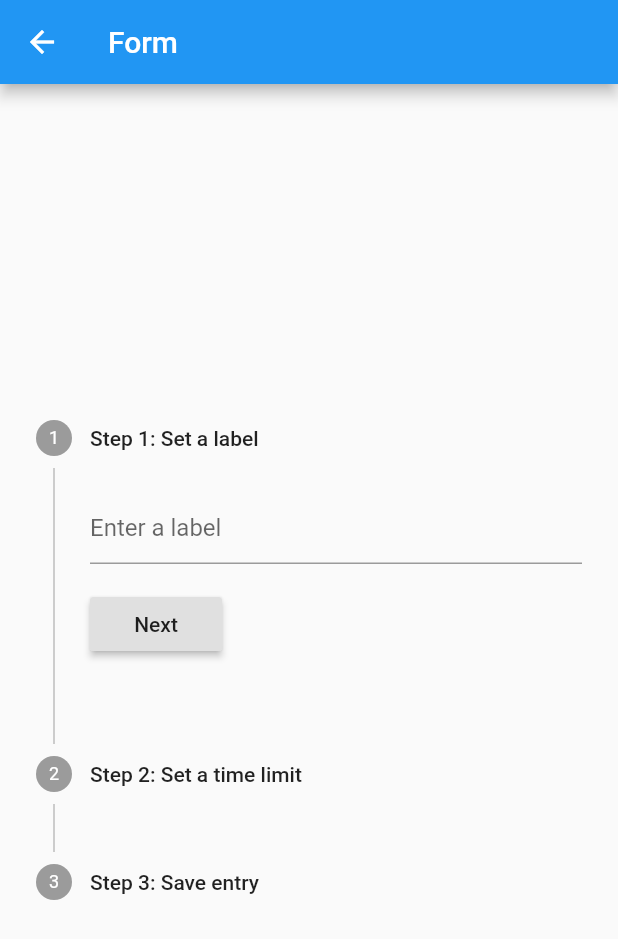
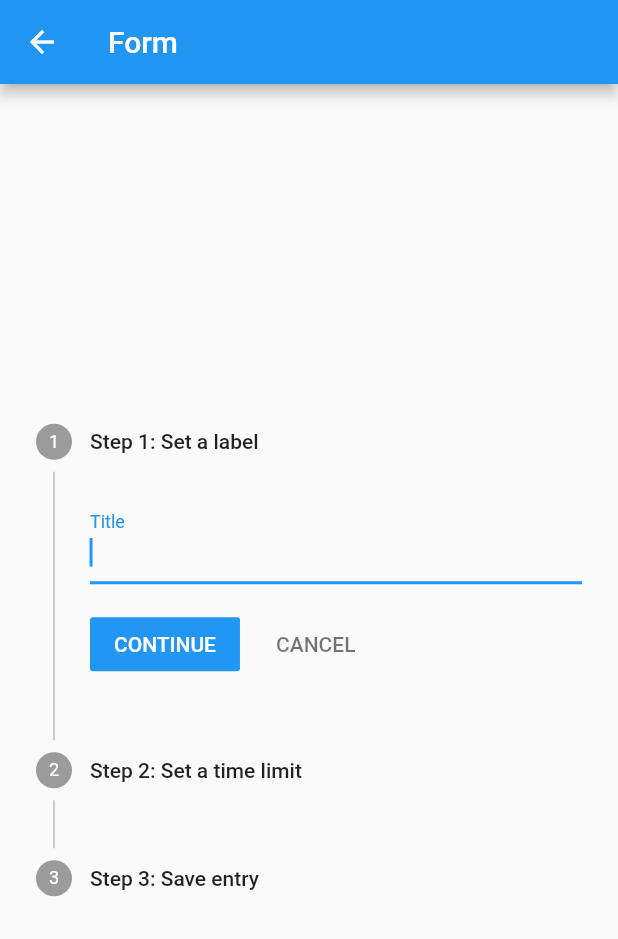
Before and after one commit to dalekatwork/app_lock, a Flutter app: the screen it shows after launch, after a tap on "Add App Timer", on a phone screen of 412 x 824 dp. Shown: the top 939 px of the screen. Run offline on Flutter 3.47's test engine with Material 2 defaults, Android fonts, the phone set to English and light mode, and no system bars; our stand-ins replace numberpicker, shared_preferences; statements that could not run were skipped.

```diff
--- /dev/null
+++ b/lib/createTimerForm/formElems/timer.dart
@@ -0,0 +1,71 @@
+import 'package:flutter/material.dart';
+import 'package:numberpicker/numberpicker.dart';
+
+class TimePicker extends StatefulWidget {
+  const TimePicker({
+    Key key,
+    this.title,
+    this.fetchValues,
+  }) : super(key: key);
+
+  final Function fetchValues;
+
+  // This widget is the home page of your application. It is stateful, meaning
+  // that it has a State object (defined below) that contains fields that affect
+  // how it looks.
+
+  // This class is the configuration for the state. It holds the values (in this
+  // case the title) provided by the parent (in this case the App widget) and
+  // used by the build method of the State. Fields in a Widget subclass are
+  // always marked "final".
+
+  final String title;
+
+  @override
+  _TimePicker createState() => _TimePicker();
+}
+
+class _TimePicker extends State<TimePicker> {
+  int _hourCounter = 0;
+  int _minuteCounter = 0;
+
+  @override
+  Widget build(BuildContext context) {
+    // This method is rerun every time setState is called, for instance as done
+    // by the _incrementCounter method above.
+    //
+    // The Flutter framework has been optimized to make rerunning build methods
+    // fast, so that you can just rebuild anything that needs updating rather
+    // than having to individually change instances of widgets.
+    return Row(children: <Widget>[
+      Row(children: <Widget>[
+        Column(
+          children: <Widget>[
+            NumberPicker.integer(
+                initialValue: _hourCounter,
+                minValue: 00,
+                maxValue: 24,
+                onChanged: (num newValue) {
+                  setState(() => _hourCounter = newValue as int);
+                  widget.fetchValues(_hourCounter, _minuteCounter);
+                }),
+            const Text('HH')
+          ],
+        ),
+        Column(
+          children: <Widget>[
+            NumberPicker.integer(
+                initialValue: _minuteCounter,
+                minValue: 00,
+                maxValue: 60,
+                onChanged: (num newValue) {
+                  setState(() => _minuteCounter = newValue as int);
+                  widget.fetchValues(_hourCounter, _minuteCounter);
+                }),
+            const Text('MM')
+          ],
+        ),
+      ]),
+    ]);
+  }
+}
--- a/lib/frontend/createTimerForm/steppers.dart
+++ b/lib/createTimerForm/steppers.dart
@@ -1,6 +1,7 @@
 import 'package:flutter/material.dart';
-import 'package:app_lock/frontend/createTimerForm/formElems/label.dart';
-import 'package:app_lock/frontend/createTimerForm/formElems/timer.dart';
+import 'package:app_lock/createTimerForm/formElems/timer.dart';
+
+import 'package:app_lock/entry.dart';
 
 class CreateTimerForm extends StatefulWidget {
   const CreateTimerForm({Key key, this.title}) : super(key: key);
@@ -23,6 +24,28 @@ class CreateTimerForm extends StatefulWidget {
 class _CreateTimerForm extends State {
   int _currentStep = 0;
   static const int _totalSteps = 3;
+  TextEditingController titleController;
+  int _hour = 0;
+  int _minute = 0;
+
+  @override
+  void initState() {
+    super.initState();
+  }
+
+  void _fetchValues(int newHour, int newMinute) {
+    setState(() {
+      _hour = newHour;
+      _minute = newMinute;
+    });
+  }
+
+  String _fetchDisplayTime() {
+    String displayTime = '';
+    displayTime += _hour > 9 ? '$_hour:' : '0$_hour:';
+    displayTime += _minute > 9 ? '$_minute' : '0$_minute';
+    return displayTime;
+  }
 
   void _nextStep() {
     setState(() {
@@ -39,17 +62,8 @@ class _CreateTimerForm extends State {
   }
 
   void _saveForm() {
-    // setState(() {
-    // This call to setState tells the Flutter framework that something has
-    // changed in this State, which causes it to rerun the build method below
-    // so that the display can reflect the updated values. If we changed
-    // _counter without calling setState(), then the build method would not be
-    // called again, and so nothing would appear to happen.
-    // Factoring in, start index 0
-
-    // TODO: save form entry
-    // });
-    Navigator.pop(context);
+    final Entry entry = Entry(label: 'anc', timer: _fetchDisplayTime());
+    Navigator.of(context).pop(entry);
   }
 
   @override
@@ -60,10 +74,11 @@ class _CreateTimerForm extends State {
       ),
       body: Center(
           child: Stepper(
-        controlsBuilder: (BuildContext context,
-            {VoidCallback onStepContinue, VoidCallback onStepCancel}) {
-          return Row();
-        },
+        // controlsBuilder: (BuildContext context,
+        //     {VoidCallback onStepContinue, VoidCallback onStepCancel}) {
+        //   return Row();
+        // },
+        onStepContinue: _nextStep,
         currentStep: _currentStep,
         onStepCancel: () {
           if (_currentStep <= 0) return;
@@ -74,10 +89,14 @@ class _CreateTimerForm extends State {
         steps: <Step>[
           Step(
               title: const Text('Step 1: Set a label'),
-              content: LabelAdderForm(goToNext: _nextStep)),
+              content: TextField(
+                controller: titleController,
+                autofocus: true,
+                decoration: const InputDecoration(labelText: 'Title'),
+              )),
           Step(
               title: const Text('Step 2: Set a time limit '),
-              content: TimerForm(goToNext: _nextStep)),
+              content: TimePicker(fetchValues: _fetchValues)),
           Step(
             title: const Text('Step 3: Save entry'),
             content: RaisedButton(
--- a/lib/frontend/createTimerForm/formElems/label.dart
+++ /dev/null
@@ -1,58 +0,0 @@
-// Flutter code sample for Form
-
-// This example shows a [Form] with one [TextFormField] to enter an email
-// address and a [RaisedButton] to submit the form. A [GlobalKey] is used here
-// to identify the [Form] and validate input.
-//
-// ![](https://flutter.github.io/assets-for-api-docs/assets/widgets/form.png)
-
-import 'package:flutter/material.dart';
-
-class LabelAdderForm extends StatefulWidget {
-  const LabelAdderForm({Key key, this.goToNext}) : super(key: key);
-  final Function goToNext;
-
-  @override
-  _MyStatefulWidgetState createState() => _MyStatefulWidgetState();
-}
-
-class _MyStatefulWidgetState extends State<LabelAdderForm> {
-  final GlobalKey<FormState> _formKey = GlobalKey<FormState>();
-
-  @override
-  Widget build(BuildContext context) {
-    return Form(
-      key: _formKey,
-      child: Column(
-        crossAxisAlignment: CrossAxisAlignment.start,
-        children: <Widget>[
-          TextFormField(
-            decoration: const InputDecoration(
-              hintText: 'Enter a label',
-            ),
-            validator: (String value) {
-              if (value.isEmpty) {
-                return 'Please enter a label name';
-              }
-              widget.goToNext();
-              return null;
-            },
-          ),
-          Padding(
-            padding: const EdgeInsets.symmetric(vertical: 16.0),
-            child: RaisedButton(
-              onPressed: () {
-                // Validate will return true if the form is valid, or false if
-                // the form is invalid.
-                if (_formKey.currentState.validate()) {
-                  // Process data.
-                }
-              },
-              child: const Text('Next'),
-            ),
-          ),
-        ],
-      ),
-    );
-  }
-}
--- a/lib/frontend/createTimerForm/formElems/timer.dart
+++ /dev/null
@@ -1,57 +0,0 @@
-import 'package:flutter/material.dart';
-import 'package:numberpicker/numberpicker.dart';
-
-class TimerForm extends StatefulWidget {
-  const TimerForm({Key key, this.goToNext}) : super(key: key);
-  final Function goToNext;
-
-  @override
-  _MyStatefulWidgetState createState() => _MyStatefulWidgetState();
-}
-
-class _MyStatefulWidgetState extends State<TimerForm> {
-  int _hourValue = 0;
-  int _minuteValue = 0;
-
-  final GlobalKey<FormState> _formKey = GlobalKey<FormState>();
-
-  @override
-  Widget build(BuildContext context) {
-    return Form(
-      key: _formKey,
-      child: Column(
-        crossAxisAlignment: CrossAxisAlignment.start,
-        children: <Widget>[
-          Row(
-            mainAxisAlignment: MainAxisAlignment.spaceEvenly,
-            children: <NumberPicker>[
-              NumberPicker.integer(
-                  initialValue: _hourValue,
-                  minValue: 0,
-                  maxValue: 12,
-                  onChanged: (num newValue1) =>
-                      setState(() => _hourValue = newValue1 as int)),
-              NumberPicker.integer(
-                  initialValue: _minuteValue,
-                  minValue: 0,
-                  maxValue: 60,
-                  onChanged: (num newValue2) =>
-                      setState(() => _minuteValue = newValue2 as int)),
-            ],
-          ),
-          Padding(
-            padding: const EdgeInsets.symmetric(vertical: 16.0),
-            child: RaisedButton(
-              onPressed: () {
-                if (_hourValue > 0 && _minuteValue > 0) {
-                  widget.goToNext();
-                }
-              },
-              child: const Text('Next'),
-            ),
-          ),
-        ],
-      ),
-    );
-  }
-}
--- a/lib/main.dart
+++ b/lib/main.dart
@@ -1,5 +1,9 @@
+import 'dart:async';
+import 'dart:convert';
 import 'package:flutter/material.dart';
-import 'package:app_lock/frontend/createTimerForm/steppers.dart';
+import 'package:app_lock/entry.dart';
+import 'package:app_lock/createTimerForm/steppers.dart';
+import 'package:shared_preferences/shared_preferences.dart';
 
 void main() {
   runApp(MyApp());
@@ -51,18 +55,32 @@ class MyHomePage extends StatefulWidget {
 }
 
 class _MyHomePageState extends State<MyHomePage> {
-  int _appTimerCounter = 0;
+  List<Entry> entry = <Entry>[];
+  // int _appTimerCounter = 0;
 
-  void _createAppTimer() {
-    setState(() {
-      // This call to setState tells the Flutter framework that something has
-      // changed in this State, which causes it to rerun the build method below
-      // so that the display can reflect the updated values. If we changed
-      // _counter without calling setState(), then the build method would not be
-      // called again, and so nothing would appear to happen.
-      _appTimerCounter++;
-    });
+  SharedPreferences sharedPreferences;
+
+  @override
+  void initState() {
+    loadSharedPreferencesAndData();
+    super.initState();
   }
+
+  Future<void> loadSharedPreferencesAndData() async {
+    sharedPreferences = await SharedPreferences.getInstance();
+    loadData();
+  }
+
+  // void _createAppTimer() {
+  //   setState(() {
+  //     // This call to setState tells the Flutter framework that something has
+  //     // changed in this State, which causes it to rerun the build method below
+  //     // so that the display can reflect the updated values. If we changed
+  //     // _counter without calling setState(), then the build method would not be
+  //     // called again, and so nothing would appear to happen.
+  //     _appTimerCounter++;
+  //   });
+  // }
 
   @override
   Widget build(BuildContext context) {
@@ -92,7 +110,7 @@ class _MyHomePageState extends State<MyHomePage> {
         // horizontal).
         mainAxisAlignment: MainAxisAlignment.center,
         children: <Widget>[
-          Text('$_appTimerCounter'),
+          Text('$entry'),
           FlatButton(
             color: Colors.blue,
             textColor: Colors.white,
@@ -100,13 +118,18 @@ class _MyHomePageState extends State<MyHomePage> {
             disabledTextColor: Colors.black,
             padding: const EdgeInsets.all(8.0),
             splashColor: Colors.blueAccent,
-            // onPressed: _createAppTimer,
             onPressed: () {
-              final MaterialPageRoute<void> materialPageRoute =
-                  MaterialPageRoute<void>(
-                      builder: (BuildContext context) =>
-                          const CreateTimerForm());
-              Navigator.push(context, materialPageRoute);
+              Navigator.of(context)
+                  // ignore: always_specify_types
+                  .push(MaterialPageRoute(builder: (BuildContext context) {
+                return const CreateTimerForm();
+                // ignore: always_specify_types
+              })).then((obj) {
+                if (obj != null) {
+                  addItem(Entry(
+                      label: obj.label as String, timer: obj.timer as String));
+                }
+              });
             },
             child: const Text(
               'Add App Timer',
@@ -123,11 +146,37 @@ class _MyHomePageState extends State<MyHomePage> {
         title: Text(widget.title),
       ),
       body: center,
-      floatingActionButton: FloatingActionButton(
-        onPressed: _createAppTimer,
-        tooltip: 'Increment',
-        child: Icon(Icons.add),
-      ), // This trailing comma makes auto-formatting nicer for build methods.
+      // floatingActionButton: FloatingActionButton(
+      //   onPressed: _createAppTimer,
+      //   tooltip: 'Increment',
+      //   child: Icon(Icons.add),
+      // ), // This trailing comma makes auto-formatting nicer for build methods.
     );
   }
+
+  void addItem(Entry item) {
+    // Insert an item into the top of our list, on index zero
+    entry.insert(0, item);
+    saveData();
+  }
+
+  void loadData() {
+    final List<String> listString = sharedPreferences.getStringList('list');
+    if (listString != null) {
+      entry = listString
+          .map((String item) =>
+              Entry.fromMap(json.decode(item) as Map<String, dynamic>))
+          .toList();
+
+      setState(() {
+        entry = entry;
+      });
+    }
+  }
+
+  void saveData() {
+    final List<String> stringList =
+        entry.map((Entry item) => json.encode(item.toMap())).toList();
+    sharedPreferences.setStringList('list', stringList);
+  }
 }
--- a/pubspec.yaml
+++ b/pubspec.yaml
@@ -23,6 +23,8 @@ environment:
 dependencies:
   flutter:
     sdk: flutter
+  numberpicker: ^1.2.0
+  shared_preferences: ^0.5.8
 
 
   # The following adds the Cupertino Icons font to your application.
@@ -33,7 +35,6 @@ dev_dependencies:
   flutter_test:
     sdk: flutter
   lint: ^1.0.0
-  numberpicker: ^1.2.0
 
 # For information on the generic Dart part of this file, see the
 # following page: https://dart.dev/tools/pub/pubspec
```
Also changed, not shown: lib/entry.dart (added, +19 -0 lines), pubspec.lock.
